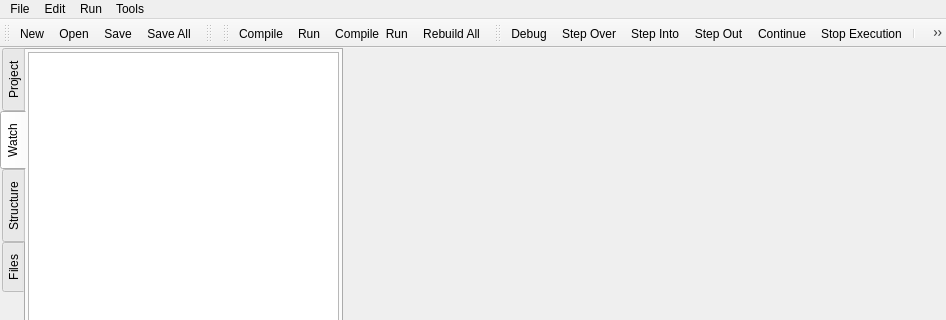
Qt form RedPandaIDE/mainwindow.ui (royqh1979/RedPanda-CPP) before a commit; both pictures show x 0 to 946 and y 0 to 320 of the 946 by 657 pixel window.
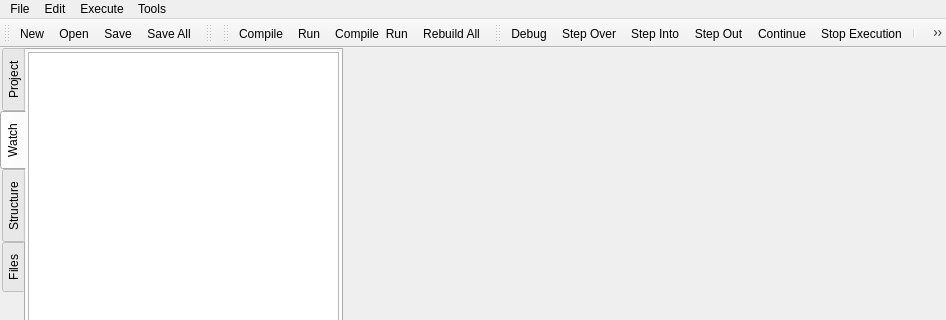
The same form after that commit. Icons and pictures are not drawn. Custom widgets are drawn as their Qt base class.

What changed in the file:
```diff
--- a/RedPandaIDE/mainwindow.ui
+++ b/RedPandaIDE/mainwindow.ui
@@ -573,9 +573,9 @@
     </property>
     <addaction name="actionOptions"/>
    </widget>
-   <widget class="QMenu" name="menuRun">
+   <widget class="QMenu" name="menuExecute">
     <property name="title">
-     <string>Run</string>
+     <string>Execute</string>
     </property>
     <addaction name="actionCompile"/>
     <addaction name="actionRun"/>
@@ -614,7 +614,7 @@
    </widget>
    <addaction name="menuFile"/>
    <addaction name="menuEdit"/>
-   <addaction name="menuRun"/>
+   <addaction name="menuExecute"/>
    <addaction name="menuTools"/>
   </widget>
   <widget class="QStatusBar" name="statusbar"/>
```
Left out of the diff: 7 changed lines with no effect on the pictures.
